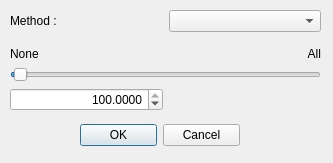
CloudCompare/CloudCompare, file qCC/ui_templates/subsamplingDlg.ui: the form before one commit.
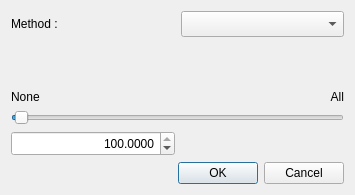
The form after the commit.

Commit message: Subsampling dialog didn't have a top-level layout so it wasn't displayed properly on the Mac

```diff
--- a/qCC/ui_templates/subsamplingDlg.ui
+++ b/qCC/ui_templates/subsamplingDlg.ui
@@ -1,12 +1,12 @@
 <ui version="4.0" >
  <class>SubsamplingDialog</class>
- <widget class="QDialog" name="SubsamplingDialog" >
-  <property name="geometry" >
+ <widget class="QDialog" name="SubsamplingDialog">
+  <property name="geometry">
    <rect>
     <x>0</x>
     <y>0</y>
-    <width>333</width>
-    <height>163</height>
+    <width>355</width>
+    <height>195</height>
    </rect>
   </property>
   <property name="sizePolicy" >
@@ -15,16 +15,16 @@
     <verstretch>0</verstretch>
    </sizepolicy>
   </property>
-  <property name="minimumSize" >
+  <property name="minimumSize">
    <size>
-    <width>50</width>
-    <height>100</height>
+    <width>355</width>
+    <height>195</height>
    </size>
   </property>
-  <property name="maximumSize" >
+  <property name="maximumSize">
    <size>
-    <width>800</width>
-    <height>600</height>
+    <width>355</width>
+    <height>195</height>
    </size>
   </property>
   <property name="acceptDrops" >
@@ -36,53 +36,35 @@
   <property name="sizeGripEnabled" >
    <bool>false</bool>
   </property>
-  <widget class="QDialogButtonBox" name="buttonBox" >
-   <property name="geometry" >
-    <rect>
-     <x>80</x>
-     <y>120</y>
-     <width>160</width>
-     <height>31</height>
-    </rect>
-   </property>
-   <property name="orientation" >
-    <enum>Qt::Horizontal</enum>
-   </property>
-   <property name="standardButtons" >
-    <set>QDialogButtonBox::Cancel|QDialogButtonBox::NoButton|QDialogButtonBox::Ok</set>
-   </property>
-  </widget>
-  <widget class="QWidget" name="verticalLayout_2" >
-   <property name="geometry" >
-    <rect>
-     <x>10</x>
-     <y>10</y>
-     <width>311</width>
-     <height>101</height>
-    </rect>
-   </property>
-   <layout class="QVBoxLayout" >
+  <layout class="QVBoxLayout" name="verticalLayout">
     <item>
-     <layout class="QHBoxLayout" >
+    <layout class="QHBoxLayout">
       <item>
-       <widget class="QLabel" name="label_4" >
-        <property name="text" >
+      <widget class="QLabel" name="label_4">
+       <property name="text">
          <string>Method :</string>
         </property>
        </widget>
       </item>
       <item>
-       <widget class="QComboBox" name="samplingMethod" />
+      <widget class="QComboBox" name="samplingMethod">
+       <property name="minimumSize">
+        <size>
+         <width>0</width>
+         <height>26</height>
+        </size>
+       </property>
+      </widget>
       </item>
      </layout>
     </item>
     <item>
-     <layout class="QHBoxLayout" >
+    <layout class="QHBoxLayout">
       <item>
-       <layout class="QGridLayout" >
-        <item row="0" column="0" >
-         <widget class="QLabel" name="labelSliderMin" >
-          <property name="text" >
+      <layout class="QGridLayout">
+       <item row="0" column="0">
+        <widget class="QLabel" name="labelSliderMin">
+         <property name="text">
            <string>None</string>
           </property>
           <property name="alignment" >
@@ -90,9 +72,9 @@
           </property>
          </widget>
         </item>
-        <item row="1" column="0" colspan="2" >
-         <widget class="QSlider" name="slider" >
-          <property name="toolTip" >
+       <item row="1" column="0" colspan="2">
+        <widget class="QSlider" name="slider">
+         <property name="toolTip">
            <string>Move to the left (none) to decrease the number of points  to keep in the cloud.</string>
           </property>
           <property name="statusTip" >
@@ -109,9 +91,9 @@
           </property>
          </widget>
         </item>
-        <item row="0" column="1" >
-         <widget class="QLabel" name="labelSliderMax" >
-          <property name="text" >
+       <item row="0" column="1">
+        <widget class="QLabel" name="labelSliderMax">
+         <property name="text">
            <string>All</string>
           </property>
           <property name="alignment" >
@@ -119,19 +101,22 @@
           </property>
          </widget>
         </item>
-        <item row="2" column="1" >
-         <widget class="QLabel" name="valueLabel" >
-          <property name="text" >
+       <item row="2" column="1">
+        <widget class="QLabel" name="valueLabel">
+         <property name="text">
            <string/>
           </property>
          </widget>
         </item>
-        <item row="2" column="0" >
-         <widget class="QDoubleSpinBox" name="samplingValue" >
-          <property name="windowModality" >
-           <enum>Qt::NonModal</enum>
-          </property>
-          <property name="alignment" >
+       <item row="2" column="0">
+        <widget class="QDoubleSpinBox" name="samplingValue">
+         <property name="minimumSize">
+          <size>
+           <width>0</width>
+           <height>25</height>
+          </size>
+         </property>
+         <property name="alignment">
            <set>Qt::AlignRight|Qt::AlignTrailing|Qt::AlignVCenter</set>
           </property>
           <property name="decimals" >
@@ -152,8 +137,17 @@
       </item>
      </layout>
     </item>
-   </layout>
-  </widget>
+   <item>
+    <widget class="QDialogButtonBox" name="buttonBox">
+     <property name="orientation">
+      <enum>Qt::Horizontal</enum>
+     </property>
+     <property name="standardButtons">
+      <set>QDialogButtonBox::Cancel|QDialogButtonBox::Ok</set>
+     </property>
+    </widget>
+   </item>
+  </layout>
  </widget>
  <tabstops>
   <tabstop>samplingMethod</tabstop>
```
Left out of the diff: 41 changed lines with no effect on the pictures. Lines whose indentation alone changed are shown as unchanged.
